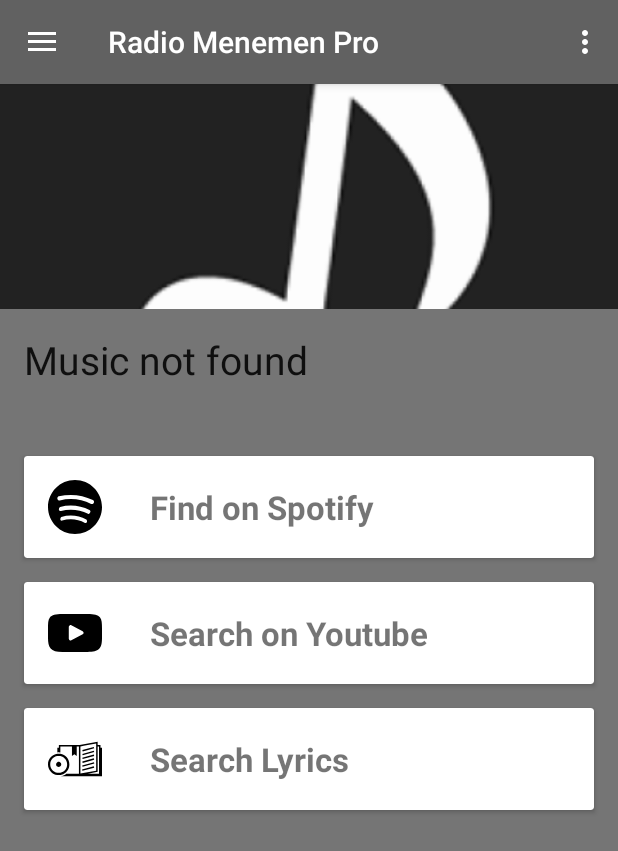
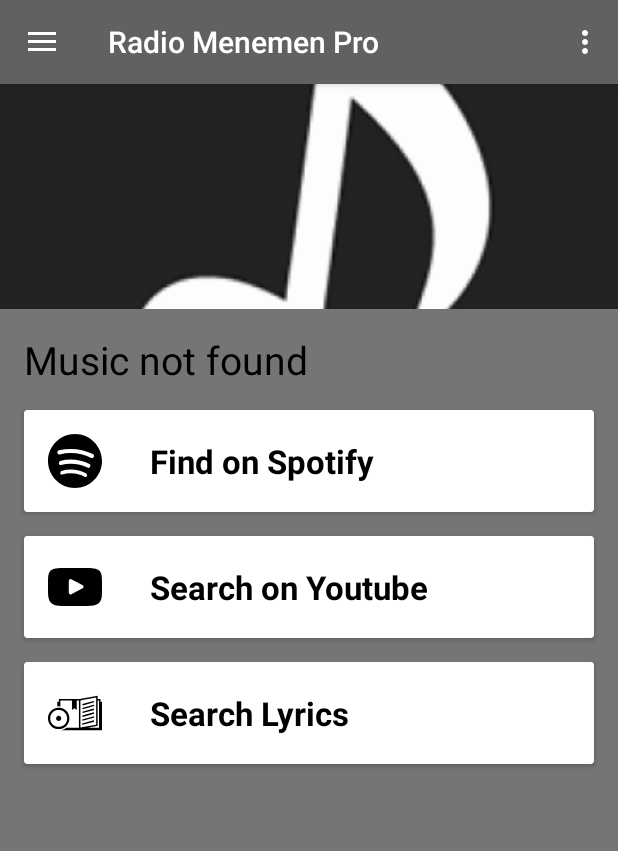
Before and after one commit to LutfiTekin/RadyoMenemenPro, an Android app: the fragment track_info placed in its activity, on a phone screen of 412 x 824 dp. Shown: the top 851 px of the screen. Run offline under Robolectric (Android 15) with nearby library versions, the phone set to English and light mode, and no system bars; libraries missing offline, so code that uses them is left out: android.support.v7; pictures from the network do not load; 4 statements that could not run were skipped.

Commit message:
changed text color

```diff
--- a/app/src/main/res/layout/fragment_track_info.xml
+++ b/app/src/main/res/layout/fragment_track_info.xml
@@ -9,7 +9,8 @@
         android:layout_width="match_parent"
         android:layout_height="match_parent"
         android:layout_gravity="left|top"
-        android:background="@color/colorBackgroundsoft">
+        android:background="@color/colorBackgroundsoft"
+        android:id="@+id/rel_track_info">
 
         <ImageView
             android:layout_width="match_parent"
@@ -31,8 +32,8 @@
             android:layout_alignParentStart="true"
             android:layout_margin="16dp"
             android:maxLines="2"
-            android:minLines="2"
-            android:textSize="26sp" />
+            android:textSize="26sp"
+            android:textColor="@android:color/black" />
         <android.support.v7.widget.CardView
             android:layout_width="match_parent"
             android:layout_height="wrap_content"
@@ -60,7 +61,8 @@
                     android:textStyle="bold"
                     android:gravity="left|center"
                     android:paddingStart="16dp"
-                    android:id="@+id/tv_spotify" />
+                    android:id="@+id/tv_spotify"
+                    android:textColor="@android:color/black" />
             </LinearLayout>
         </android.support.v7.widget.CardView>
         <android.support.v7.widget.CardView
@@ -90,7 +92,8 @@
             android:textStyle="bold"
             android:gravity="left|center"
             android:paddingStart="16dp"
-            android:id="@+id/tv_youtube" />
+            android:id="@+id/tv_youtube"
+            android:textColor="@android:color/black" />
             </LinearLayout>
         </android.support.v7.widget.CardView>
         <android.support.v7.widget.CardView
@@ -119,7 +122,8 @@
                     android:textStyle="bold"
                     android:gravity="left|center"
                     android:paddingStart="16dp"
-                    android:id="@+id/tv_lyric" />
+                    android:id="@+id/tv_lyric"
+                    android:textColor="@android:color/black" />
             </LinearLayout>
         </android.support.v7.widget.CardView>
 
```
